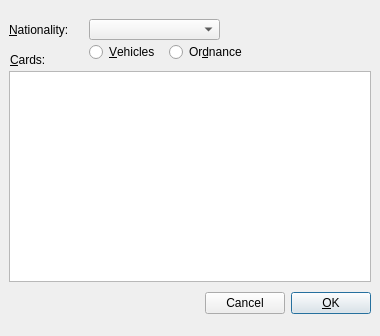
Old version of the form ui/add_card_widget.ui in the repository pacman-ghost/aslcards.
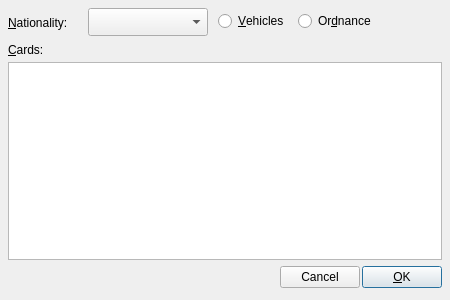
New version of the form.

```diff
--- a/ui/add_card_widget.ui
+++ b/ui/add_card_widget.ui
@@ -6,53 +6,46 @@
    <rect>
     <x>0</x>
     <y>0</y>
-    <width>380</width>
-    <height>336</height>
+    <width>450</width>
+    <height>300</height>
    </rect>
   </property>
-  <widget class="QWidget" name="controls_widget" native="true">
-   <property name="geometry">
-    <rect>
-     <x>-1</x>
-     <y>9</y>
-     <width>301</width>
-     <height>55</height>
-    </rect>
+  <layout class="QVBoxLayout" name="verticalLayout">
+   <property name="spacing">
+    <number>2</number>
    </property>
-   <property name="sizePolicy">
-    <sizepolicy hsizetype="Preferred" vsizetype="Ignored">
-     <horstretch>0</horstretch>
-     <verstretch>0</verstretch>
-    </sizepolicy>
+   <property name="leftMargin">
+    <number>8</number>
+   </property>
+   <property name="topMargin">
+    <number>8</number>
+   </property>
+   <property name="rightMargin">
+    <number>8</number>
+   </property>
+   <property name="bottomMargin">
+    <number>8</number>
+   </property>
+   <item>
+    <widget class="QWidget" name="widget" native="true">
+     <property name="minimumSize">
+      <size>
+       <width>0</width>
+       <height>30</height>
+      </size>
    </property>
    <property name="maximumSize">
     <size>
      <width>16777215</width>
-     <height>55</height>
-    </size>
-   </property>
-   <widget class="QLabel" name="label">
-    <property name="geometry">
-     <rect>
-      <x>10</x>
-      <y>10</y>
-      <width>81</width>
-      <height>21</height>
-     </rect>
-    </property>
-    <property name="text">
-     <string>&amp;Nationality:</string>
-    </property>
-    <property name="buddy">
-     <cstring>cbo_nationality</cstring>
-    </property>
-   </widget>
+       <height>30</height>
+      </size>
+     </property>
    <widget class="QRadioButton" name="rb_ordnance">
     <property name="geometry">
      <rect>
-      <x>170</x>
-      <y>30</y>
-      <width>91</width>
+        <x>290</x>
+        <y>0</y>
+        <width>89</width>
       <height>26</height>
      </rect>
     </property>
@@ -63,19 +56,53 @@
    <widget class="QComboBox" name="cbo_nationality">
     <property name="geometry">
      <rect>
-      <x>90</x>
-      <y>10</y>
-      <width>131</width>
-      <height>21</height>
-     </rect>
+        <x>80</x>
+        <y>0</y>
+        <width>120</width>
+        <height>28</height>
+       </rect>
+      </property>
+      <property name="sizePolicy">
+       <sizepolicy hsizetype="Fixed" vsizetype="Fixed">
+        <horstretch>0</horstretch>
+        <verstretch>0</verstretch>
+       </sizepolicy>
+      </property>
+      <property name="minimumSize">
+       <size>
+        <width>120</width>
+        <height>0</height>
+       </size>
+      </property>
+      <property name="maximumSize">
+       <size>
+        <width>120</width>
+        <height>16777215</height>
+       </size>
+      </property>
+     </widget>
+     <widget class="QLabel" name="label">
+      <property name="geometry">
+       <rect>
+        <x>0</x>
+        <y>-1</y>
+        <width>75</width>
+        <height>31</height>
+       </rect>
+      </property>
+      <property name="text">
+       <string>&amp;Nationality:</string>
+      </property>
+      <property name="buddy">
+       <cstring>cbo_nationality</cstring>
     </property>
    </widget>
    <widget class="QRadioButton" name="rb_vehicles">
     <property name="geometry">
      <rect>
-      <x>90</x>
-      <y>30</y>
-      <width>81</width>
+        <x>210</x>
+        <y>0</y>
+        <width>79</width>
       <height>26</height>
      </rect>
     </property>
@@ -83,23 +110,97 @@
      <string>&amp;Vehicles</string>
     </property>
    </widget>
-  </widget>
-  <widget class="QWidget" name="buttons_widget" native="true">
+     <zorder>label</zorder>
+     <zorder>rb_ordnance</zorder>
+     <zorder>cbo_nationality</zorder>
+     <zorder>label</zorder>
+     <zorder>rb_vehicles</zorder>
+    </widget>
+   </item>
+   <item>
+    <widget class="QWidget" name="widget_2" native="true">
+     <property name="minimumSize">
+      <size>
+       <width>0</width>
+       <height>20</height>
+      </size>
+     </property>
+     <property name="maximumSize">
+      <size>
+       <width>16777215</width>
+       <height>20</height>
+      </size>
+     </property>
+     <widget class="QLabel" name="label_2">
    <property name="geometry">
     <rect>
-     <x>10</x>
-     <y>280</y>
-     <width>361</width>
-     <height>46</height>
-    </rect>
-   </property>
+        <x>0</x>
+        <y>0</y>
+        <width>51</width>
+        <height>19</height>
+       </rect>
+      </property>
+      <property name="maximumSize">
+       <size>
+        <width>16777215</width>
+        <height>20</height>
+       </size>
+      </property>
+      <property name="text">
+       <string>&amp;Cards:</string>
+      </property>
+      <property name="buddy">
+       <cstring>lb_cards</cstring>
+      </property>
+     </widget>
+    </widget>
+   </item>
+   <item>
+    <widget class="QListWidget" name="lb_cards">
    <property name="sizePolicy">
-    <sizepolicy hsizetype="Preferred" vsizetype="Fixed">
+      <sizepolicy hsizetype="Expanding" vsizetype="Ignored">
      <horstretch>0</horstretch>
      <verstretch>0</verstretch>
     </sizepolicy>
    </property>
-   <layout class="QHBoxLayout" name="horizontalLayout">
+     <property name="minimumSize">
+      <size>
+       <width>0</width>
+       <height>100</height>
+      </size>
+     </property>
+    </widget>
+   </item>
+   <item>
+    <widget class="QWidget" name="widget_3" native="true">
+     <property name="minimumSize">
+      <size>
+       <width>0</width>
+       <height>30</height>
+      </size>
+     </property>
+     <property name="maximumSize">
+      <size>
+       <width>16777215</width>
+       <height>30</height>
+      </size>
+     </property>
+     <layout class="QHBoxLayout" name="horizontalLayout_2">
+      <property name="spacing">
+       <number>2</number>
+      </property>
+      <property name="leftMargin">
+       <number>0</number>
+      </property>
+      <property name="topMargin">
+       <number>0</number>
+      </property>
+      <property name="rightMargin">
+       <number>0</number>
+      </property>
+      <property name="bottomMargin">
+       <number>0</number>
+      </property>
     <item>
      <spacer name="horizontalSpacer">
       <property name="orientation">
@@ -132,45 +233,12 @@
     </item>
    </layout>
   </widget>
-  <widget class="QLabel" name="label_2">
-   <property name="geometry">
-    <rect>
-     <x>10</x>
-     <y>50</y>
-     <width>53</width>
-     <height>20</height>
-    </rect>
-   </property>
-   <property name="maximumSize">
-    <size>
-     <width>16777215</width>
-     <height>20</height>
-    </size>
-   </property>
-   <property name="text">
-    <string>&amp;Cards:</string>
-   </property>
-   <property name="buddy">
-    <cstring>lb_cards</cstring>
-   </property>
-  </widget>
-  <widget class="QListWidget" name="lb_cards">
-   <property name="geometry">
-    <rect>
-     <x>9</x>
-     <y>71</y>
-     <width>362</width>
-     <height>211</height>
-    </rect>
-   </property>
-   <property name="sizePolicy">
-    <sizepolicy hsizetype="Expanding" vsizetype="Ignored">
-     <horstretch>0</horstretch>
-     <verstretch>0</verstretch>
-    </sizepolicy>
-   </property>
-  </widget>
- </widget>
+   </item>
+  </layout>
+ </widget>
+ <tabstops>
+  <tabstop>lb_cards</tabstop>
+ </tabstops>
  <resources/>
  <connections/>
 </ui>
```
Lines whose indentation alone changed are shown as unchanged.
